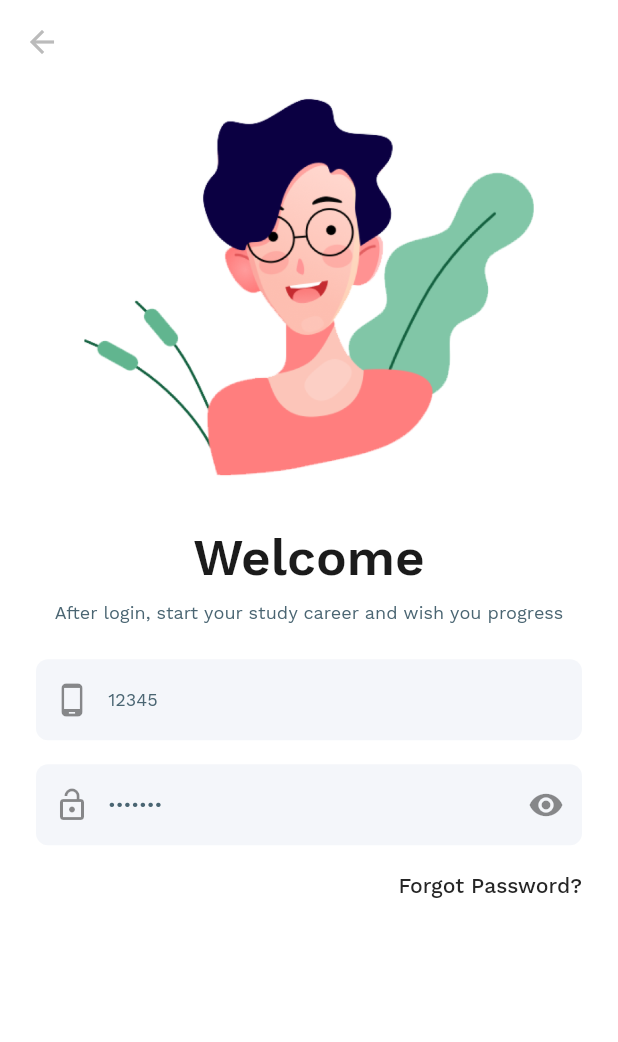
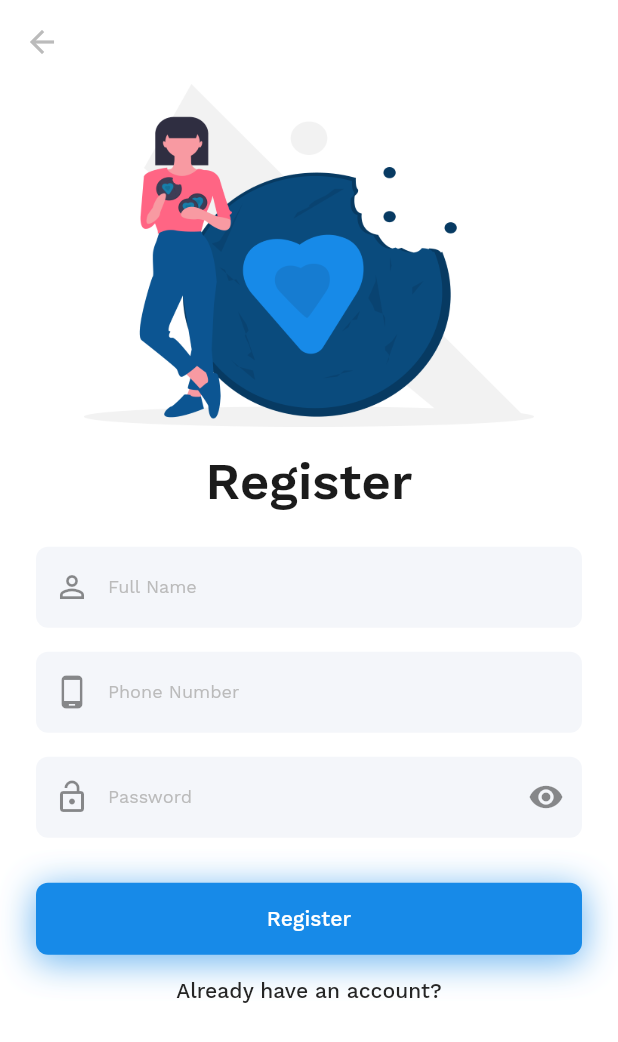
Before and after one commit to saileshbro/nutri.gram, a Flutter app: the screen it shows after launch, after a tap on an icon or button, on a phone screen of 412 x 824 dp. Shown: the top 1042 px of the screen. Run offline on Flutter 3.47's test engine with Material 2 defaults, Android fonts, the phone set to English and light mode, and no system bars; our stand-ins replace auto_route, flutter_icons, get_it, injectable, shared_preferences, smooth_page_indicator and 2 more; project files that could hold a hidden picture were left out.

Commit message:
Made Illustrtion and Register Page UI changes

```diff
--- /dev/null
+++ b/nutrigram_app/lib/common/HelperWidget/busy_button.dart
@@ -0,0 +1,56 @@
+import 'package:flutter/material.dart';
+import 'package:nutrigram_app/common/ui/ui_helpers.dart';
+import 'package:nutrigram_app/constants/constants.dart';
+
+/// A button that shows a busy indicator in place of title
+class BusyButton extends StatefulWidget {
+  final bool busy;
+  final String title;
+  final Function onPressed;
+  final bool enabled;
+
+  const BusyButton(
+      {@required this.title,
+      this.busy = false,
+      @required this.onPressed,
+      this.enabled = true,
+      Color color});
+
+  @override
+  _BusyButtonState createState() => _BusyButtonState();
+}
+
+class _BusyButtonState extends State<BusyButton> {
+  @override
+  Widget build(BuildContext context) {
+    return GestureDetector(
+      onTap: widget.onPressed,
+      child: InkWell(
+        child: Container(
+          height: 48,
+          alignment: Alignment.center,
+          decoration: BoxDecoration(
+              color: kPrimaryColor,
+              borderRadius: BorderRadius.circular(8),
+              boxShadow: getBoxShadow(context, kPrimaryColor)),
+          child: !widget.busy
+              ? Text(
+                  widget.title,
+                  style: Theme.of(context).textTheme.button.copyWith(
+                        color: kScaffoldBackgroundColor,
+                      ),
+                )
+              : Container(
+                  height: 36,
+                  width: 36,
+                  padding: EdgeInsets.all(8),
+                  child: CircularProgressIndicator(
+                    strokeWidth: 2,
+                    valueColor: AlwaysStoppedAnimation<Color>(Colors.white),
+                  ),
+                ),
+        ),
+      ),
+    );
+  }
+}
--- a/nutrigram_app/lib/constants/strings.dart
+++ b/nutrigram_app/lib/constants/strings.dart
@@ -4,7 +4,7 @@ const String password = "Password";
 const String dontHaveAccount = "Don’t have an account?";
 const String phoneNumber = "Phone Number";
 const String afterLogin =
-    "After login, start your study career and wish you progress";
+    "After login, see your nutrition track, get recommendations, and start scaning!";
 const String welcome = "Welcome";
 const String register = "Register";
 const String fullName = "Full Name";
--- /dev/null
+++ b/nutrigram_app/lib/ui/register/register_view.dart
@@ -0,0 +1,181 @@
+import 'package:flutter/material.dart';
+import 'package:nutrigram_app/common/HelperWidget/busy_button.dart';
+import 'package:nutrigram_app/common/ui/ui_helpers.dart';
+import 'package:nutrigram_app/constants/constants.dart';
+import 'package:nutrigram_app/constants/strings.dart';
+
+class RegisterView extends StatefulWidget {
+  @override
+  _RegisterViewState createState() => _RegisterViewState();
+}
+
+class _RegisterViewState extends State<RegisterView> {
+  bool obscureText = true;
+
+  FocusNode nameFocusNode;
+  FocusNode phoneFocusNode;
+  FocusNode passwordFocusNode;
+
+  TextEditingController _phoneController, _nameController, _passwordController;
+
+  @override
+  void initState() {
+    super.initState();
+    nameFocusNode = FocusNode();
+    phoneFocusNode = FocusNode();
+    passwordFocusNode = FocusNode();
+
+    _phoneController = TextEditingController();
+    _nameController = TextEditingController();
+    _passwordController = TextEditingController();
+  }
+
+  @override
+  Widget build(BuildContext context) {
+    return Scaffold(
+      body: ListView(
+        physics: BouncingScrollPhysics(),
+        children: <Widget>[
+          Navigator.canPop(context) ? AppBar() : SizedBox.shrink(),
+          Padding(
+            padding: const EdgeInsets.symmetric(horizontal: 24),
+            child: Column(
+              crossAxisAlignment: CrossAxisAlignment.center,
+              children: <Widget>[
+                Padding(
+                  padding: const EdgeInsets.symmetric(horizontal: 32),
+                  child: Image.asset(
+                    registerIllustration,
+                    width: MediaQuery.of(context).size.width,
+                  ),
+                ),
+                mHeightSpan,
+                Text(
+                  register,
+                  style: Theme.of(context).textTheme.headline4,
+                ),
+                lHeightSpan,
+                Form(
+                  child: Column(
+                    children: <Widget>[
+                      TextFormField(
+                        controller: _nameController,
+                        style: Theme.of(context).textTheme.caption,
+                        textCapitalization: TextCapitalization.words,
+                        keyboardType: TextInputType.text,
+                        focusNode: nameFocusNode,
+                        onEditingComplete: () {
+                          FocusScope.of(context).requestFocus(phoneFocusNode);
+                        },
+                        decoration: InputDecoration(
+                          hintStyle: Theme.of(context)
+                              .textTheme
+                              .caption
+                              .apply(color: kDisabledLightThemeColor),
+                          prefixIcon: Icon(
+                            Icons.perm_identity,
+                          ),
+                          hintText: fullName,
+                        ),
+                      ),
+                      mHeightSpan,
+                      TextFormField(
+                        controller: _phoneController,
+                        style: Theme.of(context).textTheme.caption,
+                        focusNode: phoneFocusNode,
+                        onEditingComplete: () {
+                          FocusScope.of(context)
+                              .requestFocus(passwordFocusNode);
+                        },
+                        keyboardType: TextInputType.number,
+                        decoration: InputDecoration(
+                          hintStyle: Theme.of(context)
+                              .textTheme
+                              .caption
+                              .apply(color: kDisabledLightThemeColor),
+                          prefixIcon: Icon(
+                            Icons.phone_android,
+                          ),
+                          hintText: phoneNumber,
+                        ),
+                      ),
+                      mHeightSpan,
+                      TextFormField(
+                        controller: _passwordController,
+                        style: Theme.of(context).textTheme.caption,
+                        focusNode: passwordFocusNode,
+                        onEditingComplete: () {
+                          FocusScope.of(context).requestFocus(FocusNode());
+                        },
+                        obscureText: obscureText,
+                        decoration: InputDecoration(
+                          hintStyle: Theme.of(context)
+                              .textTheme
+                              .caption
+                              .apply(color: kDisabledLightThemeColor),
+                          prefixIcon: Icon(
+                            Icons.lock_open,
+                          ),
+                          suffixIcon: Material(
+                            type: MaterialType.transparency,
+                            shape: CircleBorder(),
+                            child: InkWell(
+                              customBorder: CircleBorder(),
+                              child: Icon(obscureText
+                                  ? Icons.visibility
+                                  : Icons.visibility_off),
+                              onTap: () {
+                                setState(() {
+                                  obscureText = !obscureText;
+                                });
+                              },
+                            ),
+                          ),
+                          hintText: password,
+                        ),
+                      ),
+                      llHeightSpan,
+                      Container(
+                        decoration: BoxDecoration(
+                          boxShadow: getBoxShadow(
+                            context,
+                            kPrimaryColor,
+                          ),
+                        ),
+                        width: double.infinity,
+                        child: BusyButton(
+                          color: kPrimaryColor,
+                          title: (register), onPressed: () {},
+                          // busy: model.busy,
+                          // onPressed: model.busy
+                          //     ? null
+                          //     : () {
+                          //         model.register(
+                          //           _nameController.text,
+                          //           _phoneController.text,
+                          //           _passwordController.text,
+                          //         );
+                          //       },
+                        ),
+                      ),
+                      // mHeightSpan,
+                      FlatButton(
+                        onPressed: () {},
+                        splashColor: Colors.transparent,
+                        child: Text(
+                          alreadyHaveAnAccount,
+                          style: Theme.of(context).textTheme.button,
+                        ),
+                      ),
+                    ],
+                  ),
+                ),
+              ],
+            ),
+          ),
+          mHeightSpan,
+        ],
+      ),
+    );
+  }
+}
--- a/nutrigram_app/lib/ui/views/login/login_view.dart
+++ b/nutrigram_app/lib/ui/views/login/login_view.dart
@@ -1,5 +1,6 @@
 import 'package:flutter/material.dart';
 import 'package:flutter_icons/flutter_icons.dart';
+import 'package:nutrigram_app/common/HelperWidget/busy_button.dart';
 import '../../../common/ui/ui_helpers.dart';
 import '../../../constants/constants.dart';
 import '../../../constants/strings.dart';
@@ -47,7 +48,7 @@ class _LoginViewState extends State<LoginView> {
                     width: MediaQuery.of(context).size.width,
                   ),
                 ),
-                lHeightSpan,
+                sHeightSpan,
                 Text(
                   welcome,
                   style: Theme.of(context).textTheme.headline4,
@@ -138,25 +139,26 @@ class _LoginViewState extends State<LoginView> {
                       ),
                       mHeightSpan,
                       Container(
-                        // decoration: BoxDecoration(
-                        //   boxShadow: getBoxShadow(
-                        //     context,
-                        //     kPrimaryColor,
-                        //   ),
-                        // ),
+                        decoration: BoxDecoration(
+                          boxShadow: getBoxShadow(
+                            context,
+                            kPrimaryColor,
+                          ),
+                        ),
                         width: double.infinity,
-//                         child: BusyButton(
-// //                                color: primaryColor,
-//                           title: (login),
-//                         ),
+                        child: BusyButton(
+//                                color: primaryColor,
+                            title: (login),
+                            onPressed: () {}),
                       ),
-                      // FlatButton(
-                      //   splashColor: Colors.transparent,
-                      //   child: Text(
-                      //     dontHaveAccount,
-                      //     style: Theme.of(context).textTheme.button,
-                      //   ),
-                      // ),
+                      FlatButton(
+                        splashColor: Colors.transparent,
+                        onPressed: () {},
+                        child: Text(
+                          dontHaveAccount,
+                          style: Theme.of(context).textTheme.button,
+                        ),
+                      ),
                     ],
                   ),
                 )
@@ -294,9 +296,10 @@ class _ChangePasswordBottomSheetState extends State<ChangePasswordBottomSheet> {
             ),
           ),
           mHeightSpan,
-          // BusyButton(
-          //   title: changePassword,
-          // ),
+          BusyButton(
+            title: changePassword,
+            onPressed: () {},
+          ),
           mHeightSpan,
         ],
       ),
@@ -331,9 +334,10 @@ class ForgotPasswordBottomSheet extends StatelessWidget {
             ),
           ),
           mHeightSpan,
-          // BusyButton(
-          //   title: requestNewPassword,
-          // ),
+          BusyButton(
+            title: requestNewPassword,
+            onPressed: () {},
+          ),
           mHeightSpan,
         ],
       ),
--- a/nutrigram_app/lib/ui/views/onboarding/onboarding_view.dart
+++ b/nutrigram_app/lib/ui/views/onboarding/onboarding_view.dart
@@ -4,6 +4,7 @@ import 'package:flutter_icons/flutter_icons.dart';
 import 'package:nutrigram_app/common/ui/ui_helpers.dart';
 import 'package:nutrigram_app/constants/constants.dart';
 import 'package:nutrigram_app/constants/strings.dart';
+import 'package:nutrigram_app/ui/register/register_view.dart';
 import 'package:nutrigram_app/ui/views/login/login_view.dart';
 import 'package:smooth_page_indicator/smooth_page_indicator.dart';
 
@@ -105,7 +106,7 @@ class _OnboardingViewState extends State<OnboardingView> {
                   DeviceOrientation.portraitDown,
                 ]);
                 Navigator.of(context)
-                    .push(MaterialPageRoute(builder: (_) => LoginView()))
+                    .push(MaterialPageRoute(builder: (_) => RegisterView()))
                     .then((onValue) {
                   SystemChrome.setPreferredOrientations([
                     DeviceOrientation.portraitDown,
```
Also changed, not shown: nutrigram_app/assets/illustrations/course.png (deleted), nutrigram_app/assets/illustrations/login_illustration.png, nutrigram_app/assets/illustrations/onboardingAsset1.png, nutrigram_app/assets/illustrations/onboardingAsset2.png, nutrigram_app/assets/illustrations/register_illustration.png, nutrigram_app/assets/illustrations/verification_illustration.png.
